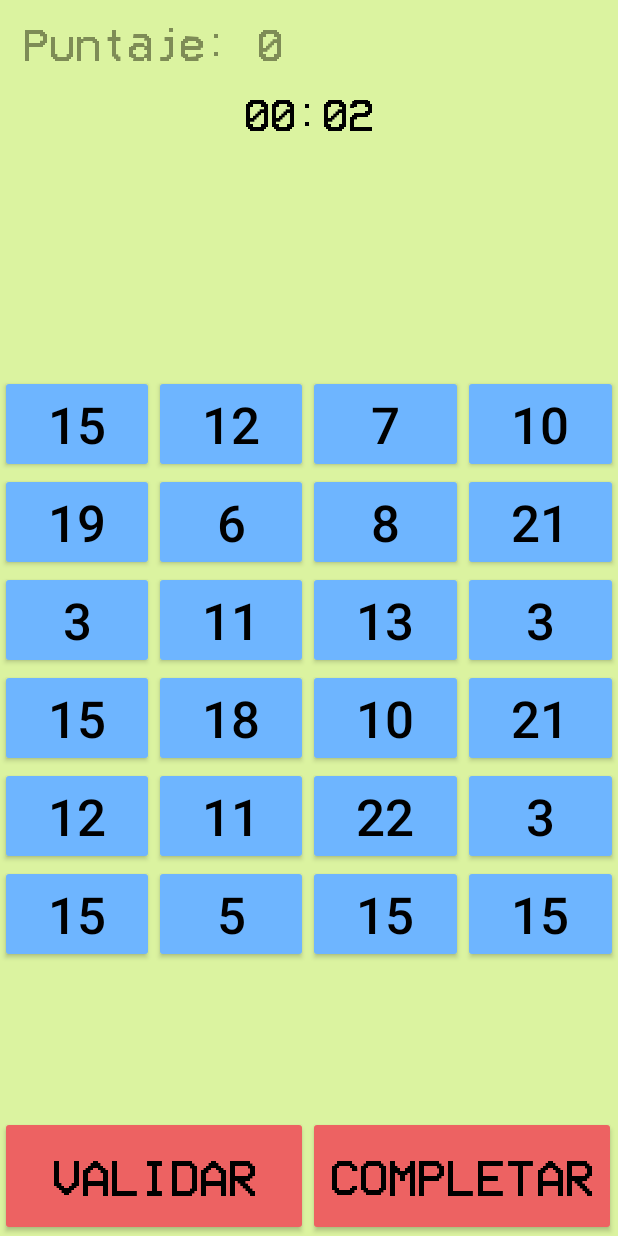
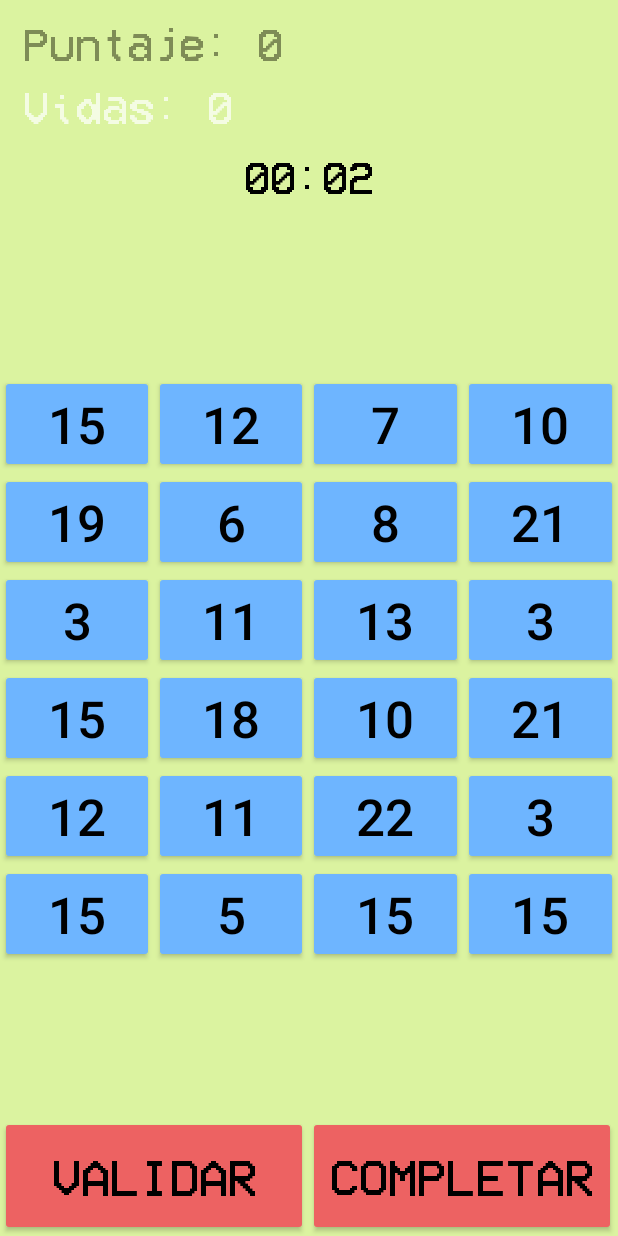
Before and after one commit to miguelaguilarv/TRIOGB, an Android app: the Ordenamiento2Activity screen opened directly, with no data from a screen before it, on a phone screen of 412 x 824 dp. Run offline under Robolectric (Android 15) with nearby library versions, the light colour scheme and no system bars.

Commit message:
Vidas en ordenamiento 1 y 2

```diff
--- a/app/src/main/java/com/vocesdelolimpo/triogb/Ordenamiento/Ordenamiento2Activity.java
+++ b/app/src/main/java/com/vocesdelolimpo/triogb/Ordenamiento/Ordenamiento2Activity.java
@@ -20,8 +20,10 @@ public class Ordenamiento2Activity extends AppCompatActivity {
     MediaPlayer player;
 
     TextView timerTextView;
+    TextView textVidas;
     int minutes;
     int seconds;
+    int vidas;
     TextView mostrarptj;
     int puntaje;
     @Override
@@ -33,6 +35,8 @@ public class Ordenamiento2Activity extends AppCompatActivity {
 
         try{
             Bundle recibido = this.getIntent().getExtras();
+            Bundle lives = this.getIntent().getExtras();
+            vidas = lives.getInt("vidas");
             Bundle b = this.getIntent().getExtras();
             final String mensaje = recibido.getString("mensaje");
             minutes = b.getInt("creonometro_minuto");
@@ -41,6 +45,9 @@ public class Ordenamiento2Activity extends AppCompatActivity {
         }
         catch (Exception e)
         {}
+
+        textVidas = (TextView) findViewById(R.id.textovidas);
+        textVidas.setText("Vidas: "+vidas);
         Timer myTimer= new Timer();
         myTimer.schedule(new TimerTask(){
             @Override
--- a/app/src/main/res/layout/activity_ordenamiento2.xml
+++ b/app/src/main/res/layout/activity_ordenamiento2.xml
@@ -22,6 +22,14 @@
             android:textSize="30dp"
             android:textColor="#7E8C56"
             android:fontFamily="@font/triogb" />
+        <TextView
+            android:id="@+id/textovidas"
+            android:layout_width="wrap_content"
+            android:layout_height="wrap_content"
+            android:layout_marginTop="15dp"
+            android:layout_marginLeft="15dp"
+            android:textSize="30dp"
+            android:fontFamily="@font/triogb"/>
         <TextView
             android:id="@+id/crono"
             android:layout_width="wrap_content"
```
Also changed, not shown: app/src/main/java/com/vocesdelolimpo/triogb/Ordenamiento/OrdenamientoActivity.java (+5 -2 lines), app/src/main/res/layout/activity_ordenamiento.xml (+9 -1 lines), app/src/main/res/layout/activity_ordenamiento3.xml (+8 -0 lines), app/src/main/res/layout/activity_ordenamiento4.xml (+8 -0 lines).
